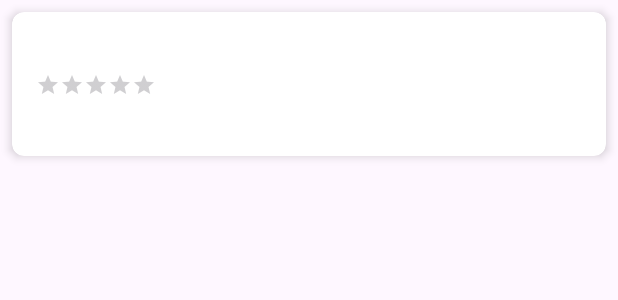
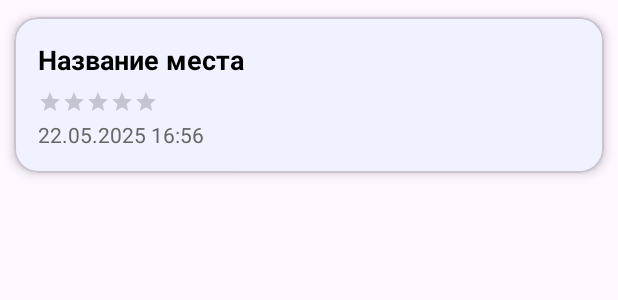
Before and after one commit to NolReaction/HandBook_Client, an Android app: the layout item_history.xml on its own in the app's theme, with its tools: preview values and no code run, on a phone screen of 412 x 824 dp. Shown: the top 300 px of the screen. Run offline under Robolectric (Android 15) with nearby library versions, the phone set to English and light mode, and no system bars; network calls fail.

Commit message:
V0.9.5 -Обновлённый UI

```diff
--- a/app/src/main/res/layout/fragment_search.xml
+++ b/app/src/main/res/layout/fragment_search.xml
@@ -20,6 +20,6 @@
         android:layout_width="match_parent"
         android:layout_height="0dp"
         android:layout_weight="1"
-        android:layout_marginTop="16dp"/>
+        android:layout_marginTop="8dp"/>
 
 </LinearLayout>
--- a/app/src/main/res/layout/item_history.xml
+++ b/app/src/main/res/layout/item_history.xml
@@ -1,41 +1,65 @@
 <?xml version="1.0" encoding="utf-8"?>
-<androidx.cardview.widget.CardView
+<com.google.android.material.card.MaterialCardView
     xmlns:android="http://schemas.android.com/apk/res/android"
-    xmlns:card="http://schemas.android.com/apk/res-auto"
+    xmlns:app="http://schemas.android.com/apk/res-auto"
+    android:clickable="true"
+    android:focusable="true"
+    android:foreground="?attr/selectableItemBackground"
+    app:pressedTranslationZ="8dp"
     android:layout_width="match_parent"
     android:layout_height="wrap_content"
-    android:layout_margin="8dp"
-    card:cardCornerRadius="8dp"
-    card:cardElevation="4dp">
+    app:cardCornerRadius="16dp"
+    app:cardElevation="4dp"
+    app:cardUseCompatPadding="true"
+    app:strokeWidth="1dp"
+    app:cardBackgroundColor="@color/backgroundCard">
 
-    <LinearLayout
-        android:orientation="vertical"
-        android:padding="16dp"
+    <androidx.constraintlayout.widget.ConstraintLayout
         android:layout_width="match_parent"
-        android:layout_height="wrap_content">
+        android:layout_height="wrap_content"
+        android:padding="16dp">
 
+        <!-- Название места -->
         <TextView
             android:id="@+id/place_name"
-            android:layout_width="wrap_content"
+            android:layout_width="0dp"
             android:layout_height="wrap_content"
+            android:text="Название места"
             android:textSize="18sp"
-            android:textStyle="bold"/>
+            android:textStyle="bold"
+            android:textColor="@color/black"
+            app:layout_constraintStart_toStartOf="parent"
+            app:layout_constraintTop_toTopOf="parent"
+            app:layout_constraintEnd_toEndOf="parent"/>
 
+        <!-- Рейтинг -->
         <RatingBar
             android:id="@+id/place_rating"
-            style="?android:attr/ratingBarStyleSmall"
+            style="@style/Widget.AppCompat.RatingBar.Small"
             android:layout_width="wrap_content"
             android:layout_height="wrap_content"
             android:numStars="5"
             android:stepSize="0.5"
-            android:isIndicator="true"/>
+            android:isIndicator="true"
+            app:layout_constraintStart_toStartOf="@id/place_name"
+            app:layout_constraintTop_toBottomOf="@id/place_name"
+            android:layout_marginTop="8dp"
+            android:progressTint="@color/gold"
+            android:secondaryProgressTint="@color/gold"
+            android:progressTintMode="src_atop"/>
 
+        <!-- Дата просмотра -->
         <TextView
             android:id="@+id/history_date"
-            android:layout_width="wrap_content"
+            android:layout_width="0dp"
             android:layout_height="wrap_content"
+            android:layout_marginTop="4dp"
+            android:text="22.05.2025 16:56"
             android:textSize="14sp"
-            android:textColor="#666"
-            android:paddingTop="4dp"/>
-    </LinearLayout>
-</androidx.cardview.widget.CardView>
+            android:textColor="#666666"
+            app:layout_constraintStart_toStartOf="@id/place_rating"
+            app:layout_constraintTop_toBottomOf="@id/place_rating"
+            app:layout_constraintEnd_toEndOf="parent"/>
+
+    </androidx.constraintlayout.widget.ConstraintLayout>
+</com.google.android.material.card.MaterialCardView>
--- a/app/src/main/res/values/colors.xml
+++ b/app/src/main/res/values/colors.xml
@@ -2,5 +2,7 @@
 <resources>
     <color name="black">#FF000000</color>
     <color name="white">#FFFFFFFF</color>
-    <color name="myBlue">#FF03A9F4</color>
+    <color name="myBlue">#13AEF4</color>
+    <color name="gold">#F8D311</color>
+    <color name="backgroundCard">#F0F2FF</color>
 </resources>
```
Also changed, not shown: app/src/main/res/layout/item_place.xml (+33 -16 lines).
